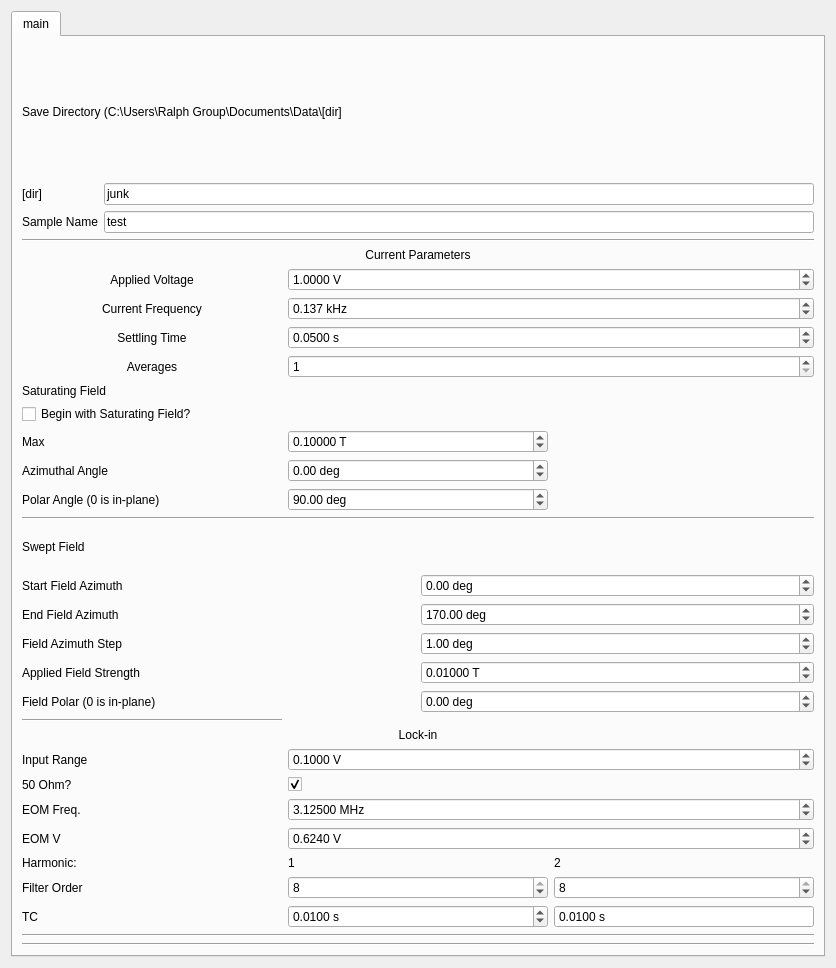
Above: sagnac_control/custom_inputs/sagnac_gui_PHE.ui from OrionSmedley/SagnacOperatingSys before the change. Below: the same form after it.
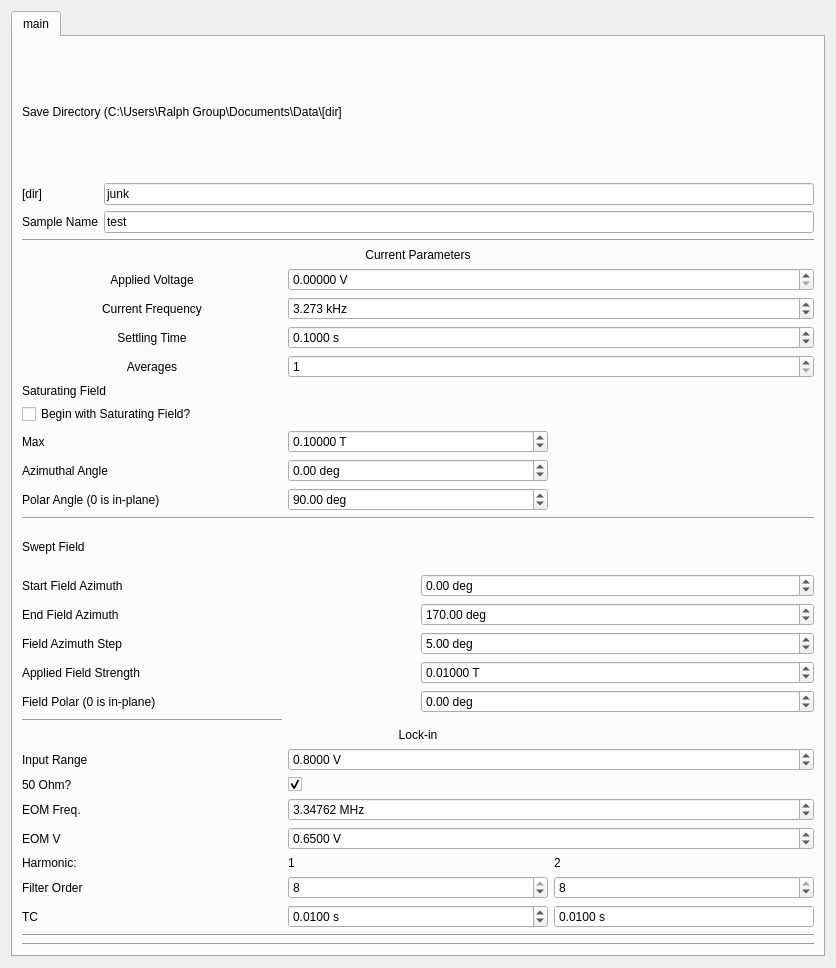
That is the form after the change.

Diff of the .ui file:
```diff
--- a/sagnac_control/custom_inputs/sagnac_gui_PHE.ui
+++ b/sagnac_control/custom_inputs/sagnac_gui_PHE.ui
@@ -93,7 +93,7 @@
             <number>4</number>
            </property>
            <property name="value">
-            <double>0.050000000000000</double>
+            <double>0.100000000000000</double>
            </property>
           </widget>
          </item>
@@ -120,13 +120,13 @@
             <string> V</string>
            </property>
            <property name="decimals">
-            <number>4</number>
+            <number>5</number>
            </property>
            <property name="maximum">
             <double>50.000000000000000</double>
            </property>
            <property name="value">
-            <double>1.000000000000000</double>
+            <double>0.000000000000000</double>
            </property>
           </widget>
          </item>
@@ -216,7 +216,7 @@
             <double>10000.000000000000000</double>
            </property>
            <property name="value">
-            <double>0.137000000000000</double>
+            <double>3.273000000000000</double>
            </property>
           </widget>
          </item>
@@ -407,7 +407,7 @@
             <double>170.000000000000000</double>
            </property>
            <property name="value">
-            <double>1.000000000000000</double>
+            <double>5.000000000000000</double>
            </property>
           </widget>
          </item>
@@ -540,7 +540,7 @@
             <number>4</number>
            </property>
            <property name="value">
-            <double>0.100000000000000</double>
+            <double>0.800000000000000</double>
            </property>
           </widget>
          </item>
@@ -577,7 +577,7 @@
             <number>4</number>
            </property>
            <property name="value">
-            <double>0.624000000000000</double>
+            <double>0.650000000000000</double>
            </property>
           </widget>
          </item>
@@ -603,7 +603,7 @@
             <number>5</number>
            </property>
            <property name="value">
-            <double>3.125000000000000</double>
+            <double>3.347620000000000</double>
            </property>
           </widget>
          </item>
```
Left out of the diff: 3 changed lines with no effect on the pictures.
